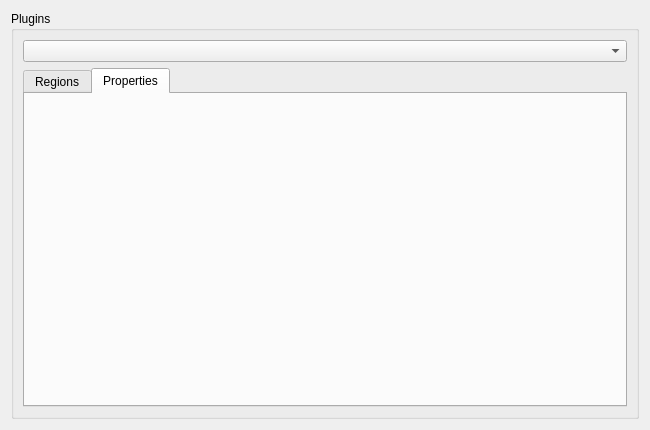
Qt form arthropod_describer/ui/plugins_widget.ui (mrazr/maphis) before a commit.
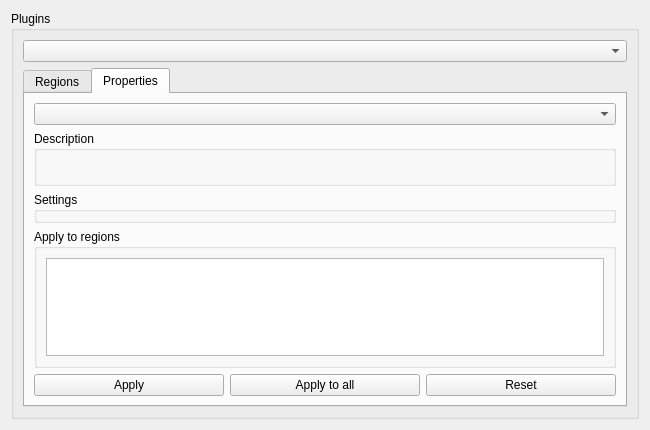
The same form after that commit. The open tabs and pages were chosen to show the change.

The edit to the form file:
```diff
--- a/arthropod_describer/ui/plugins_widget.ui
+++ b/arthropod_describer/ui/plugins_widget.ui
@@ -11,7 +11,7 @@
    </rect>
   </property>
   <property name="sizePolicy">
-   <sizepolicy hsizetype="Fixed" vsizetype="Preferred">
+   <sizepolicy hsizetype="Expanding" vsizetype="Preferred">
     <horstretch>0</horstretch>
     <verstretch>0</verstretch>
    </sizepolicy>
@@ -22,6 +22,12 @@
   <layout class="QHBoxLayout" name="horizontalLayout">
    <item>
     <widget class="QGroupBox" name="grpPlugins">
+     <property name="sizePolicy">
+      <sizepolicy hsizetype="Expanding" vsizetype="Preferred">
+       <horstretch>0</horstretch>
+       <verstretch>0</verstretch>
+      </sizepolicy>
+     </property>
      <property name="title">
       <string>Plugins</string>
      </property>
@@ -31,6 +37,12 @@
       </item>
       <item>
        <widget class="QTabWidget" name="pluginTabWidget">
+        <property name="sizePolicy">
+         <sizepolicy hsizetype="Expanding" vsizetype="Preferred">
+          <horstretch>0</horstretch>
+          <verstretch>0</verstretch>
+         </sizepolicy>
+        </property>
         <property name="currentIndex">
          <number>0</number>
         </property>
@@ -136,6 +148,118 @@
          <attribute name="title">
           <string>Properties</string>
          </attribute>
+         <layout class="QVBoxLayout" name="verticalLayout_3">
+          <item>
+           <widget class="QComboBox" name="cmbPropComps">
+            <property name="sizePolicy">
+             <sizepolicy hsizetype="Preferred" vsizetype="Fixed">
+              <horstretch>0</horstretch>
+              <verstretch>0</verstretch>
+             </sizepolicy>
+            </property>
+           </widget>
+          </item>
+          <item>
+           <widget class="QGroupBox" name="grpPropDesc">
+            <property name="sizePolicy">
+             <sizepolicy hsizetype="Minimum" vsizetype="Minimum">
+              <horstretch>0</horstretch>
+              <verstretch>0</verstretch>
+             </sizepolicy>
+            </property>
+            <property name="title">
+             <string>Description</string>
+            </property>
+            <layout class="QHBoxLayout" name="horizontalLayout_7">
+             <item>
+              <widget class="QLabel" name="lblPropDesc">
+               <property name="sizePolicy">
+                <sizepolicy hsizetype="Minimum" vsizetype="Minimum">
+                 <horstretch>0</horstretch>
+                 <verstretch>0</verstretch>
+                </sizepolicy>
+               </property>
+               <property name="text">
+                <string/>
+               </property>
+               <property name="wordWrap">
+                <bool>true</bool>
+               </property>
+              </widget>
+             </item>
+            </layout>
+           </widget>
+          </item>
+          <item>
+           <widget class="QGroupBox" name="grpPropSettings">
+            <property name="sizePolicy">
+             <sizepolicy hsizetype="Minimum" vsizetype="Minimum">
+              <horstretch>0</horstretch>
+              <verstretch>0</verstretch>
+             </sizepolicy>
+            </property>
+            <property name="title">
+             <string>Settings</string>
+            </property>
+           </widget>
+          </item>
+          <item>
+           <widget class="QGroupBox" name="grpPropRestrict">
+            <property name="sizePolicy">
+             <sizepolicy hsizetype="Minimum" vsizetype="Preferred">
+              <horstretch>0</horstretch>
+              <verstretch>0</verstretch>
+             </sizepolicy>
+            </property>
+            <property name="title">
+             <string>Apply to regions</string>
+            </property>
+            <layout class="QVBoxLayout" name="verticalLayout_6">
+             <item>
+              <widget class="QListView" name="propRestrictView">
+               <property name="sizePolicy">
+                <sizepolicy hsizetype="Minimum" vsizetype="Expanding">
+                 <horstretch>0</horstretch>
+                 <verstretch>0</verstretch>
+                </sizepolicy>
+               </property>
+               <property name="selectionMode">
+                <enum>QAbstractItemView::MultiSelection</enum>
+               </property>
+               <property name="selectionBehavior">
+                <enum>QAbstractItemView::SelectRows</enum>
+               </property>
+              </widget>
+             </item>
+            </layout>
+           </widget>
+          </item>
+          <item>
+           <layout class="QHBoxLayout" name="horizontalLayout_6">
+            <item>
+             <widget class="QPushButton" name="btnPropApply">
+              <property name="text">
+               <string>Apply</string>
+              </property>
+             </widget>
+            </item>
+            <item>
+             <widget class="QPushButton" name="btnPropApplyAll">
+              <property name="text">
+               <string>Apply to all</string>
+              </property>
+             </widget>
+            </item>
+            <item>
+             <widget class="QPushButton" name="btnPropReset">
+              <property name="text">
+               <string>Reset</string>
+              </property>
+             </widget>
+            </item>
+           </layout>
+          </item>
+         </layout>
         </widget>
        </widget>
       </item>
```
Left out of the diff: 46 changed lines with no effect on the pictures.
